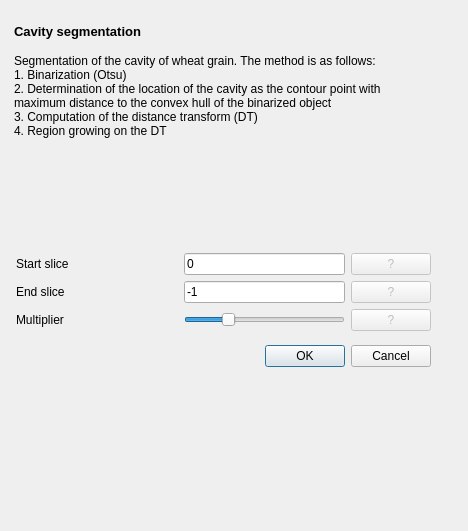
fgrelard/ProcessMRI, file ui/cavityview.ui: the form before one commit.
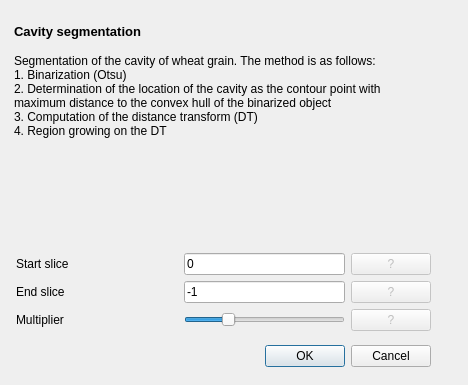
The form after the commit.

Commit message: Update slider value

What changed in the file:
```diff
--- a/ui/cavityview.ui
+++ b/ui/cavityview.ui
@@ -7,7 +7,7 @@
     <x>0</x>
     <y>0</y>
     <width>468</width>
-    <height>531</height>
+    <height>385</height>
    </rect>
   </property>
   <property name="windowTitle">
```
Left out of the diff: 159 changed lines with no effect on the pictures. The commit also changes 3 other files.
